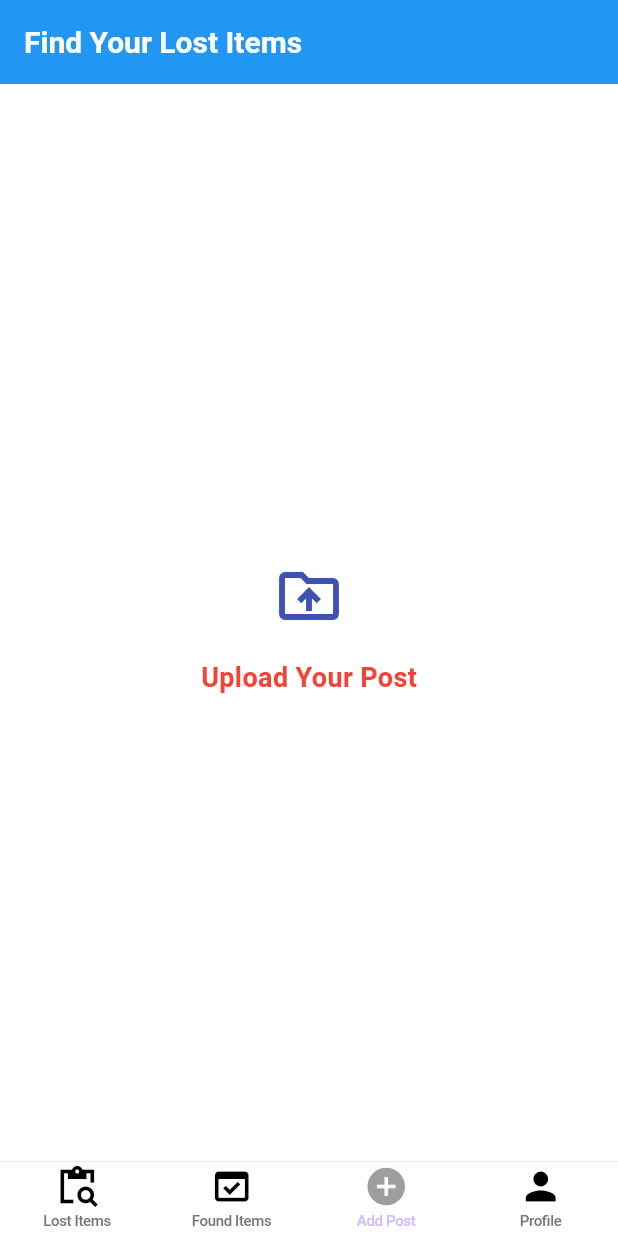
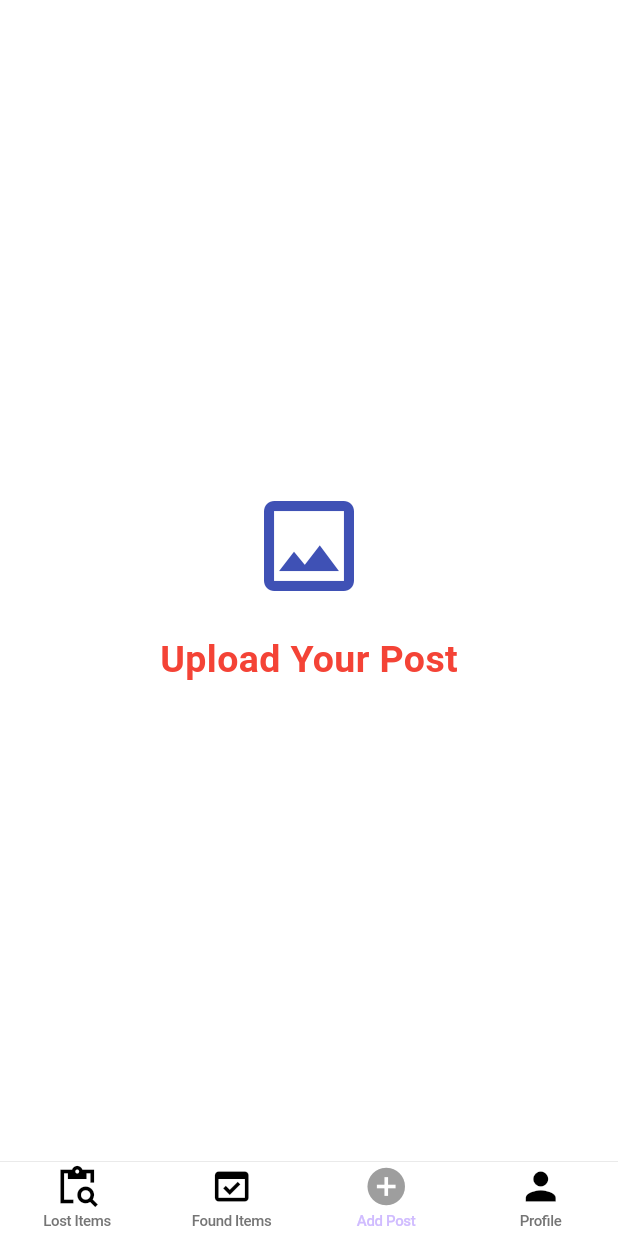
Before and after one commit to aimanrifqi99/find_it, a Flutter app: the screen it shows once a user with an empty profile is signed in, swiped to page 3, on a phone screen of 412 x 824 dp. Run offline on Flutter 3.47's test engine with Material 3 defaults, Android fonts, the phone set to English and light mode, and no system bars; our stand-ins replace cloud_firestore, firebase_auth, firebase_core, firebase_storage, image_picker; accounts and stored records are empty.

Commit message:
i edit the UI

```diff
--- a/lib/responsive/reponsive_layout_screen.dart
+++ b/lib/responsive/reponsive_layout_screen.dart
@@ -48,18 +48,18 @@ class _MobileScreenLayoutState extends State<MobileScreenLayout> {
   @override
   Widget build(BuildContext context) {
     return Scaffold(
-      appBar: AppBar(
-        automaticallyImplyLeading: false,
-        backgroundColor: Colors.blue, // Set your preferred color
-        title: const Text(
-          'Find Your Lost Items',
-          style: TextStyle(
-            color: Colors.white,
-            fontSize: 20,
-            fontWeight: FontWeight.bold,
-          ),
-        ),
-      ),
+      // appBar: AppBar(
+      //   automaticallyImplyLeading: false,
+      //   backgroundColor: Colors.purpleAccent, // Set your preferred color
+      //   title: const Text(
+      //     'Find Your Lost Items',
+      //     style: TextStyle(
+      //       color: Colors.white,
+      //       fontSize: 20,
+      //       fontWeight: FontWeight.bold,
+      //     ),
+      //   ),
+      // ),
       body: PageView(
         controller: pageController,
         onPageChanged: onPageChanged,
--- a/lib/screens/add_post_screen.dart
+++ b/lib/screens/add_post_screen.dart
@@ -190,8 +190,8 @@ class _AddPostScreenState extends State<AddPostScreen> {
               mainAxisAlignment: MainAxisAlignment.center,
               children: [
                 IconButton(
-                  icon: const Icon(Icons.drive_folder_upload_outlined,
-                      size: 48, color: Colors.indigo),
+                  icon: const Icon(Icons.image_outlined,
+                      size: 80, color: Colors.indigo),
                   onPressed: () => _selectImage(context),
                 ),
                 const SizedBox(height: 10),
@@ -199,7 +199,7 @@ class _AddPostScreenState extends State<AddPostScreen> {
                   'Upload Your Post',
                   style: TextStyle(
                     color: Colors.red,
-                    fontSize: 18,
+                    fontSize: 25,
                     fontWeight: FontWeight.bold,
                   ),
                 ),
@@ -208,12 +208,8 @@ class _AddPostScreenState extends State<AddPostScreen> {
           )
         : Scaffold(
             appBar: AppBar(
-              backgroundColor: Colors.blue, // Change to your desired color
-              leading: IconButton(
-                icon: const Icon(Icons.arrow_back),
-                onPressed: () {},
-              ),
-              title: const Text('Post to'),
+              backgroundColor: Colors.purpleAccent, // Change to your desired color
+              title: const Text('Add Lost/Found Item'),
               centerTitle: false,
               actions: [],
             ),
@@ -225,7 +221,6 @@ class _AddPostScreenState extends State<AddPostScreen> {
                       : const Padding(
                           padding: EdgeInsets.only(top: 0),
                         ),
-                  const Divider(),
                   Padding(
                     padding: const EdgeInsets.all(16.0),
                     child: Column(
@@ -257,13 +252,14 @@ class _AddPostScreenState extends State<AddPostScreen> {
                                   child: const Text(
                                     'Selected Image',
                                     style: TextStyle(
-                                      fontWeight: FontWeight.bold,
+                                      color: Colors.black,
                                       fontSize: 16,
                                     ),
                                   ),
                                 ),
                               ),
-                              const SizedBox(width: 16),
+                              const SizedBox(height: 20),
+                              const SizedBox(width: 30),
                               Container(
                                 height: 80,
                                 width: 80,
@@ -290,7 +286,6 @@ class _AddPostScreenState extends State<AddPostScreen> {
                             ],
                           ),
                         ),
-                        const Divider(),
                         const SizedBox(height: 8),
                         Container(
                           decoration: BoxDecoration(
@@ -319,7 +314,6 @@ class _AddPostScreenState extends State<AddPostScreen> {
                       ],
                     ),
                   ),
-                  const Divider(),
                   Padding(
                     padding: const EdgeInsets.all(16.0),
                     child: AnimatedContainer(
@@ -364,7 +358,6 @@ class _AddPostScreenState extends State<AddPostScreen> {
                       ),
                     ),
                   ),
-                  const Divider(),
                   Padding(
                     padding: const EdgeInsets.all(16.0),
                     child: Container(
@@ -392,7 +385,6 @@ class _AddPostScreenState extends State<AddPostScreen> {
                       ),
                     ),
                   ),
-                  const Divider(),
                   Padding(
                     padding: const EdgeInsets.all(16.0),
                     child: Container(
@@ -459,7 +451,6 @@ class _AddPostScreenState extends State<AddPostScreen> {
                       ),
                     ),
                   ),
-                  const Divider(),
                   Padding(
                     padding: const EdgeInsets.all(8.0),
                     child: Container(
@@ -480,10 +471,7 @@ class _AddPostScreenState extends State<AddPostScreen> {
                               padding: const EdgeInsets.symmetric(
                                   horizontal: 20, vertical: 10),
                               decoration: BoxDecoration(
-                                borderRadius: const BorderRadius.only(
-                                  topLeft: Radius.circular(20),
-                                  bottomLeft: Radius.circular(20),
-                                ),
+
                                 color:
                                     isLost ? Colors.transparent : Colors.white,
                               ),
@@ -505,10 +493,6 @@ class _AddPostScreenState extends State<AddPostScreen> {
                               padding: const EdgeInsets.symmetric(
                                   horizontal: 20, vertical: 10),
                               decoration: BoxDecoration(
-                                borderRadius: const BorderRadius.only(
-                                  topRight: Radius.circular(20),
-                                  bottomRight: Radius.circular(20),
-                                ),
                                 color:
                                     isLost ? Colors.white : Colors.transparent,
                               ),
@@ -524,7 +508,6 @@ class _AddPostScreenState extends State<AddPostScreen> {
                       ),
                     ),
                   ),
-                  const Divider(),
                   const SizedBox(height: 20),
                   Text('Selected: ${isLost ? 'Lost Item' : 'Found Item'}'),
                   ElevatedButton(
--- a/lib/screens/found_item_screen.dart
+++ b/lib/screens/found_item_screen.dart
@@ -13,6 +13,12 @@ class _FoundItemsScreenState extends State<FoundItemsScreen> {
   @override
   Widget build(BuildContext context) {
     return Scaffold(
+      appBar: AppBar(
+        backgroundColor: Colors.purpleAccent, // Change to your desired color
+        title: const Text('Found Items'),
+        centerTitle: false,
+        actions: [],
+      ),
       body: StreamBuilder(
         stream: FirebaseFirestore.instance
             .collection('posts')
--- a/lib/screens/lost_item_screen.dart
+++ b/lib/screens/lost_item_screen.dart
@@ -13,6 +13,12 @@ class _LostItemsScreenState extends State<LostItemsScreen> {
   @override
   Widget build(BuildContext context) {
     return Scaffold(
+      appBar: AppBar(
+        backgroundColor: Colors.purpleAccent, // Change to your desired color
+        title: const Text('Lost Items'),
+        centerTitle: false,
+        actions: [],
+      ),
       body: StreamBuilder(
         stream: FirebaseFirestore.instance
             .collection('posts')
--- a/lib/screens/profile_screen.dart
+++ b/lib/screens/profile_screen.dart
@@ -66,7 +66,8 @@ class _ProfileScreenState extends State<ProfileScreen> {
         : Scaffold(
             appBar: AppBar(
               automaticallyImplyLeading: false,
-              title: Text(userData['username']),
+              backgroundColor: Colors.purpleAccent,
+              title: Text('Profile'),
               centerTitle: false,
             ),
             body: ListView.builder(
--- a/lib/widgets/comment_card.dart
+++ b/lib/widgets/comment_card.dart
@@ -53,6 +53,7 @@ class CommentCard extends StatelessWidget {
                       style:const TextStyle(
                         fontSize: 12,
                         fontWeight: FontWeight.w400,
+                        color: Colors.black54
                       ),
                     ),
                   )
--- a/lib/widgets/text_field_input.dart
+++ b/lib/widgets/text_field_input.dart
@@ -20,7 +20,7 @@ class TextFieldInput extends StatelessWidget {
         hintText: hintText,
         hintStyle:
             const TextStyle(fontWeight: FontWeight.normal,
-              color: Colors.grey), // Set your desired hint text color
+              color: Colors.black54), // Set your desired hint text color
         border: OutlineInputBorder(
           borderRadius: BorderRadius.circular(10.0),
           borderSide: BorderSide.none,
--- a/pubspec.yaml
+++ b/pubspec.yaml
@@ -19,7 +19,7 @@ publish_to: 'none' # Remove this line if you wish to publish to pub.dev
 version: 1.0.0+1
 
 environment:
-  sdk: '>=3.4.1 <4.0.0'
+  sdk: '>=3.3.1 <4.0.0'
 
 # Dependencies specify other packages that your package needs in order to work.
 # To automatically upgrade your package dependencies to the latest versions
```
Also changed, not shown: lib/widgets/post_card.dart (+19 -10 lines), pubspec.lock.
